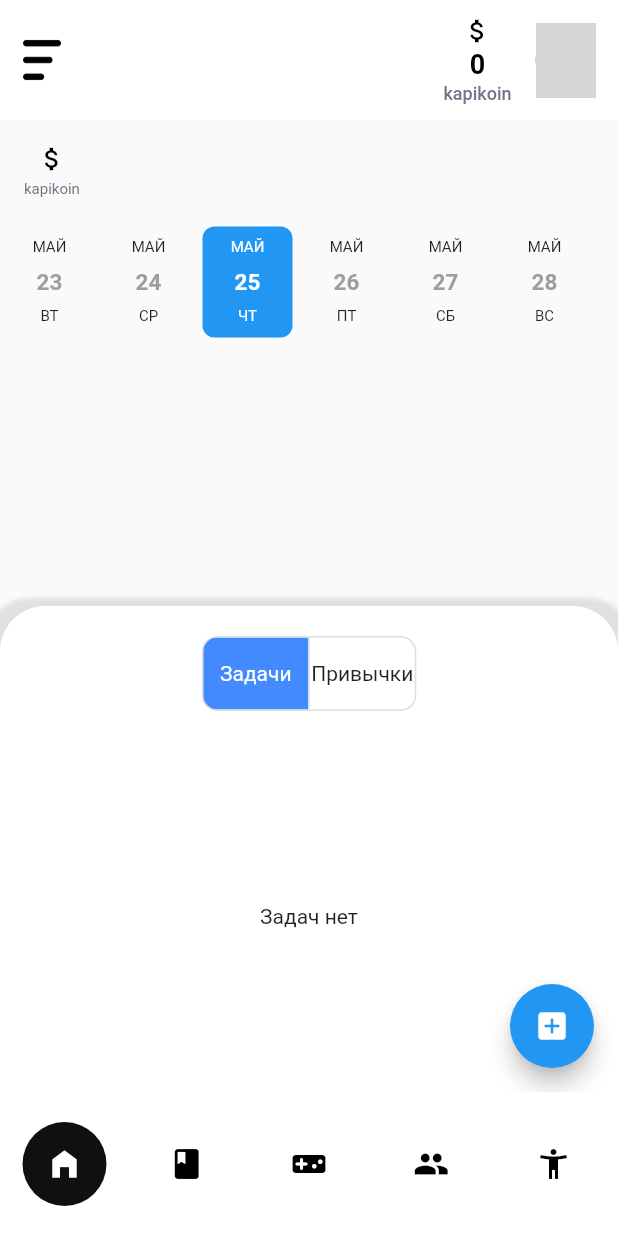
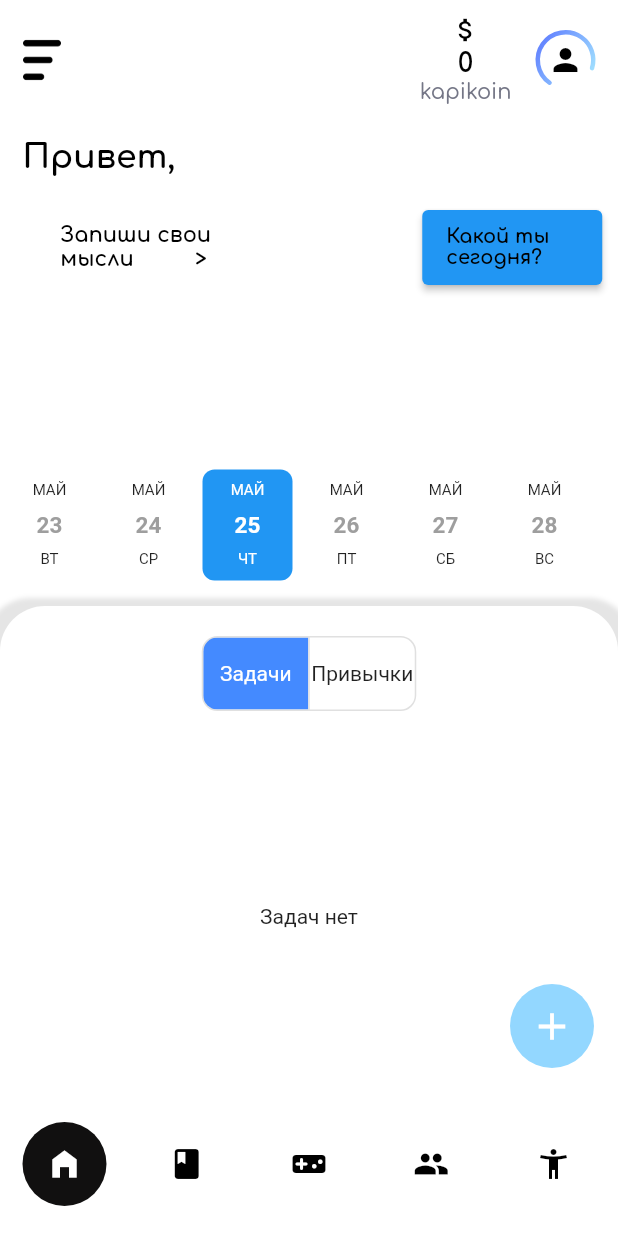
Before and after one commit to Kysska/Tasky_Flutter, a Flutter app: the Bar screen opened directly with empty values, on a phone screen of 412 x 824 dp. Run offline on Flutter 3.47's test engine with Material 2 defaults, Android fonts, the phone set to English and light mode, and no system bars; drawn by our look-alikes of date_picker_timeline, google_nav_bar, percent_indicator; our stand-ins replace cloud_firestore, firebase_core, firebase_storage, flutter_tags, google_fonts, image_picker and 4 more; missing offline and left inert: bcrypt, dart:ffi, flutter_quill; accounts and stored records are empty; grey boxes are pictures that could not be loaded.

Commit message:
Главная страница, переделал цвета, добавил три кнопки, разобрался со шрифтами

```diff
--- a/lib/main.dart
+++ b/lib/main.dart
@@ -11,7 +11,7 @@ import 'package:tasky_flutter/presentation/person.dart';
 import 'package:tasky_flutter/presentation/signin.dart';
 import 'package:tasky_flutter/vidgets/options.dart';
 import 'package:percent_indicator/percent_indicator.dart';
-import 'package:google_nav_bar/google_nav_bar.dart';
+import 'package:google_fonts/google_fonts.dart';
 
 import 'data/userdatabase.dart';
 import 'firebase_options.dart';
@@ -43,32 +43,24 @@ class _BottomBarState extends State<Bar> {
   int _selectedIndex = 0;
   List pages = [];
   int _kapikoinCount = 0;
-  late String _userAvatar = "https://firebasestorage.googleapis.com/v0/b/tasky-3f0ce.appspot.com/o/images%2F1684981544841?alt=media&token=ab9e8659-70a7-420e-bb94-178563a9d5e4";
   GameDatabase mGame = GameDatabase();
-  UserFirebase mUser = UserFirebase();
 
 
   @override initState(){
     super.initState();
     updateCoin();
-    getAvatar();
     pages = [
       Home(login: widget.login),
       NoteScreen(login: widget.login,),
       Game(login: widget.login),
       Forum(login: widget.login,),
-      Person(login: widget.login, avatar: _userAvatar),
+      Person(login: widget.login, avatar: '',),
       Settings()
     ];
-
   }
 
   Future<void> updateCoin() async{
     _kapikoinCount = await mGame.getMoney();
-  }
-
-  Future<void> getAvatar() async{
-    _userAvatar = await mUser.getUserAvatar(widget.login);
   }
 
   void _onItemTapped(int index) {
@@ -132,16 +124,13 @@ class _BottomBarState extends State<Bar> {
                       circularStrokeCap: CircularStrokeCap.round,
                     ),
                   ),
-                  InkWell(
-                    onTap: () {
-                      _onProfileIconPressed;
-                    },
-                    child: Image.network(
-                      _userAvatar,  // Путь к изображению
-                      width: 50,  // Ширина изображения
-                      height: 50, // Высота изображения
+                  IconButton(
+                    icon: Icon(
+                      Icons.person,
+                      color: Colors.black,
                     ),
-                  )
+                    onPressed: _onProfileIconPressed,
+                  ),
                 ],
               ),
             ),
@@ -162,19 +151,19 @@ class _BottomBarState extends State<Bar> {
                 SizedBox(height: 2),
                 Text(
                   _kapikoinCount.toString(),
-                  style: TextStyle(
+                  style: GoogleFonts.comfortaa(
                     color: Colors.black,
                     fontWeight: FontWeight.bold,
                     fontSize: 18,
-                  ),
+                  )
                 ),
                 const SizedBox(height: 2),
-                const Text(
+                Text(
                   'kapikoin',
-                  style: TextStyle(
+                  style: GoogleFonts.comfortaa(
                     color: Color(0xFF747686),
-                      fontSize: 12,
-                  ),
+                    fontSize: 14,
+                  )
                 ),
               ],
             ),
--- a/lib/presentation/home.dart
+++ b/lib/presentation/home.dart
@@ -6,13 +6,14 @@ import 'package:tasky_flutter/data/habitdatabase.dart';
 import 'package:tasky_flutter/data/taskdatabase.dart';
 import 'package:tasky_flutter/presentation/habitinfo.dart';
 import 'package:tasky_flutter/presentation/updatetask.dart';
+import 'package:google_fonts/google_fonts.dart';
 
-import '../data/gamedatabase.dart';
 import 'addtask.dart';
+import 'note.dart';
 
 class Home extends StatefulWidget{
   final String? login;
-  const Home({super.key, this.login,});
+  const Home({super.key, this.login});
 
 
   @override
@@ -20,21 +21,12 @@ class Home extends StatefulWidget{
 
 
 }
+
 class _HomeState extends State<Home> {
 
   final DatePickerController _controller = DatePickerController();
   var _selectedDate = DateTime.now();
-  var _kapikoinCount;
 
-  @override
-  void initState() {
-    super.initState();
-    _kapikoinCount = _getKapikoinCount();
-  }
-
-  Future<int> _getKapikoinCount() async {
-    return await GameDatabase().getMoney();
-  }
 
   @override
   Widget build(BuildContext context) {
@@ -49,75 +41,105 @@ class _HomeState extends State<Home> {
             }
           });
         },
-
-        child: Icon(
-          Icons.add_box,
+        backgroundColor: const Color(0xFF93D7FF),
+        elevation: 0,
+        child: const Icon(
+          Icons.add,
+          size: 30,
           color: Colors.white,
-
         ),
-        backgroundColor: Colors.blue,
       ),
       body: Stack(
         children: [
-          Column(
+          SizedBox.expand(
+            child: Container(
+              color: Colors.white,
+            ),
+          ),
+          Padding(
+            padding: const EdgeInsets.only(left: 15.0, top: 13),
+            child: Text(
+              "Привет, ${widget.login}",
+              style: GoogleFonts.comfortaa(
+                color: Colors.black,
+                fontWeight: FontWeight.bold,
+                fontSize: 22,
+              )
+            ),
+          ),
+          Padding(
+            padding: const EdgeInsets.only(top: 60),
+            child: Row(
+              mainAxisAlignment: MainAxisAlignment.spaceEvenly,
               children: [
-              Padding(
-                padding: const EdgeInsets.all(8.0),
-                child: Row(
-                  mainAxisAlignment: MainAxisAlignment.spaceBetween,
-                  children: [
-                    Padding(
-                      padding: const EdgeInsets.all(8.0),
+                SizedBox(
+                  width: 160,
+                  height: 50,
+                  child: ElevatedButton(
+                    onPressed: () {
+                        // ToDo переход на создание новой записи блокнота
+                    },
+                    style: ElevatedButton.styleFrom(
+                      backgroundColor: Color(0x88FFFFFF),
+                      elevation: 0,
+                    ),
                     child: Align(
-                        alignment: Alignment.centerRight,
-                        child: Column(
-                          mainAxisAlignment: MainAxisAlignment.end,
-                          children: [
-                            const Icon(
-                              Icons.attach_money,
-                              color: Colors.black,
-                              size: 20,
-                            ),
-                            const SizedBox(height: 2),
-                            FutureBuilder<int>(
-                              future: _kapikoinCount,
-                              builder: (context, snapshot) {
-                                    if (snapshot.connectionState ==
-                                        ConnectionState.waiting) {
-                                      return const Center(
-                                        child:  SizedBox.shrink(),
-                                      );
-                                    } else if (snapshot.hasError) {
-                                      return const Center(
-                                        child: SizedBox.shrink(),
-                                      );
-                                    } else {
-                                    return Text(
-                                      snapshot.data.toString(),
-                                  style: const TextStyle(
+                      alignment: Alignment.center,
+                      child: Text(
+                        'Запиши свои\nмысли          >',
+                        textAlign: TextAlign.left,
+                        style: GoogleFonts.comfortaa(
                           color: Colors.black,
                           fontWeight: FontWeight.bold,
                           fontSize: 14,
                         ),
-                                );}
-                              }
-                            ),
-                            const SizedBox(height: 2),
-                            const Text(
-                              'kapikoin',
-                              style: TextStyle(
-                                color: Color(0xFF747686),
-                                fontSize: 10,
                       ),
                     ),
-                          ],
+                  ),
+                ),
+                SizedBox(
+                  width: 90,
+                  height: 50,
+                  child: ElevatedButton(
+                    onPressed: () {
+                      // Обработчик нажатия для второй кнопки
+                    },
+                    style: ElevatedButton.styleFrom(
+                      backgroundColor: Color(0x88FFFFFF),
+                      elevation: 0,
+                    ),
+                    child: Text('Button 2'),
+                  ),
+                ),
+                SizedBox(
+                  width: 120,
+                  height: 50,
+                  child: ElevatedButton(
+                    onPressed: () {
+                      // Обработчик нажатия для третьей кнопки
+                    },
+                    child: Align(
+                      alignment: Alignment.center,
+                      child: Text(
+                        'Какой ты сегодня?',
+                        textAlign: TextAlign.left,
+                        style: GoogleFonts.comfortaa(
+                          color: Colors.black,
+                          fontWeight: FontWeight.bold,
+                          fontSize: 13,
+                        ),
+                      ),
                     ),
                   ),
                 ),
               ],
             ),
           ),
-          Container(
+
+          Padding(
+            padding: const EdgeInsets.only(top:210.0),
+            child: Container(
+              margin: const EdgeInsets.only(top: 20, bottom: 20),
               child: DatePicker(
                 DateTime.now().subtract(Duration(days: 2)),
                 controller: _controller,
@@ -144,7 +166,6 @@ class _HomeState extends State<Home> {
                 },
               ),
             ),
-            ],
           ),
           FutureBuilder(
             future: Future.delayed(Duration(milliseconds: 100)),
--- a/lib/presentation/person.dart
+++ b/lib/presentation/person.dart
@@ -5,9 +5,6 @@ import 'package:firebase_storage/firebase_storage.dart';
 import 'package:flutter/cupertino.dart';
 import 'package:flutter/material.dart';
 import 'package:image_picker/image_picker.dart';
-import 'package:path_provider/path_provider.dart';
-import 'package:path/path.dart';
-import 'package:shared_preferences/shared_preferences.dart';
 import 'package:tasky_flutter/data/userdatabase.dart';
 
 class Person extends StatefulWidget{
--- a/pubspec.yaml
+++ b/pubspec.yaml
@@ -50,6 +50,7 @@ dependencies:
   shared_preferences:
   firebase_storage: ^11.1.1
   google_nav_bar: ^5.0.6
+  google_fonts: ^2.1.0
 
 dev_dependencies:
   flutter_test:
@@ -67,6 +68,7 @@ dev_dependencies:
 
 # The following section is specific to Flutter packages.
 flutter:
+
 
   # The following line ensures that the Material Icons font is
   # included with your application, so that you can use the icons in
```
Also changed, not shown: pubspec.lock. Lines whose indentation alone changed are shown as unchanged.
